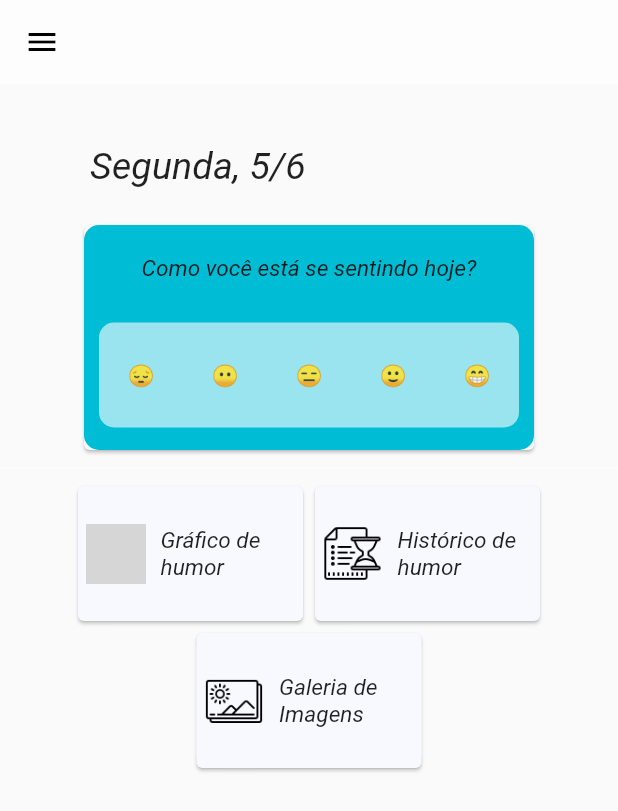
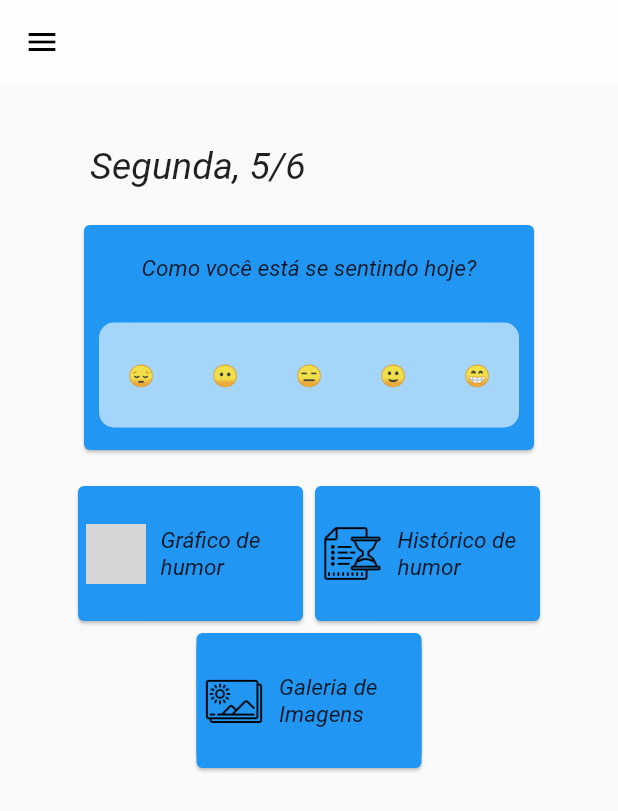
Before and after one commit to themaripool/INF1300-Trabalho, a Flutter app: the screen it shows after launch, on a phone screen of 412 x 824 dp. Shown: the top 811 px of the screen. Run offline on Flutter 3.47's test engine with Material 2 defaults, Android fonts, the phone set to English and light mode, and no system bars; drawn by our look-alikes of auto_size_text; our stand-ins replace flutter_mobx, mobx, splashscreen; missing offline and left inert: fcharts; generated files the repository leaves out were written again; Roboto replaces fonts that are missing (OpenSans); grey boxes are pictures that could not be loaded.

Commit message:
[ADD] Mobx on dark mode

```diff
--- a/inf1300_relax/lib/initial_view.dart
+++ b/inf1300_relax/lib/initial_view.dart
@@ -3,6 +3,9 @@ import 'package:flutter/material.dart';
 import 'secondPage.dart';
 import 'thirdPage.dart';
 import 'imagesPage.dart';
+import 'package:flutter_mobx/flutter_mobx.dart';
+import 'themeStore.dart';
+import 'package:provider/provider.dart';
 
 class MainPage extends StatefulWidget {
   MainPage({Key key, this.title}) : super(key: key);
@@ -13,33 +16,16 @@ class MainPage extends StatefulWidget {
   _MainPageState createState() => _MainPageState();
 }
 
+ bool isOn = false;
+
+
 class _MainPageState extends State<MainPage> {
-  int _selectedIndex = 0;
-  static const TextStyle optionStyle =
-      TextStyle(fontSize: 30, fontWeight: FontWeight.bold);
-  static const List<Widget> _widgetOptions = <Widget>[
-    Text(
-      'Index 0: Home',
-      style: optionStyle,
-    ),
-    Text(
-      'Index 1: Business',
-      style: optionStyle,
-    ),
-    Text(
-      'Index 2: School',
-      style: optionStyle,
-    ),
-  ];
-
-  void _onItemTapped(int index) {
-    setState(() {
-      _selectedIndex = index;
-    });
-  }
 
   @override
-  Widget build(BuildContext context) {
+  Widget build(BuildContext context){
+
+    ThemeStore themeStore = Provider.of<ThemeStore>(context);
+
     DateTime date = new DateTime.now();
 
     return Scaffold(
@@ -70,13 +56,12 @@ class _MainPageState extends State<MainPage> {
           Card(
               //shadowColor: Colors.black,
 
-              color: Color.fromRGBO(248, 248, 255, 1),
+              color: Colors.blue,//Color.fromRGBO(248, 248, 255, 1),
               child: Container(
                 width: 300,
                 height: 150,
                 decoration: new BoxDecoration(
-                    color: Theme.of(context)
-                        .accentColor, //Color.fromRGBO(248, 248, 255, 1),
+                    color: Colors.blue, //Theme.of(context).accentColor,
                     borderRadius: new BorderRadius.all(Radius.circular(10))),
                 child: Column(
                   children: <Widget>[
@@ -127,7 +112,7 @@ class _MainPageState extends State<MainPage> {
               )),
 
           Divider(
-            color: Colors.white,
+            color: Colors.transparent,
           ),
 
           // Row com cards clicaveis para grafico e historico
@@ -180,8 +165,27 @@ class _MainPageState extends State<MainPage> {
             _buildSideMenu(context, ImagesPage(), 'Ajustes'),
             new Divider(),
             _buildSideMenu(context, ImagesPage(), 'Sair'),
-            new Divider()
+            new Divider(),
 
+            new Row(
+              mainAxisAlignment: MainAxisAlignment.spaceBetween,
+              children: [
+
+                Padding(
+                  padding: const EdgeInsets.only(left: 15),
+                  child: Text("Ativar dark mode"),
+                ),
+
+                Switch(value: isOn, onChanged: (bool value){
+                  setState(() {
+                    isOn = value;
+                    themeStore.switchTheme();
+                  });},
+                  activeColor: Colors.green,
+                  activeTrackColor: Colors.lightGreenAccent,
+                )
+              ],
+            )
           ],
         ),
       ),
@@ -217,12 +221,12 @@ Widget _buildCardsInRow( BuildContext context, Widget page, String title, String
       },
       child: Card(
         //shadowColor: Colors.black,
-        color: Color.fromRGBO(248, 248, 255, 1),
+        color: Colors.blue,//Color.fromRGBO(248, 248, 255, 1),
         child: Container(
           width: 150,
           height: 90,
           decoration: new BoxDecoration(
-              color: Color.fromRGBO(248, 248, 255, 1),
+              color: Colors.blue, //Color.fromRGBO(248, 248, 255, 1),
               borderRadius: new BorderRadius.all(Radius.circular(10))),
           child: Row(
             mainAxisAlignment: MainAxisAlignment.spaceBetween,
--- a/inf1300_relax/lib/main.dart
+++ b/inf1300_relax/lib/main.dart
@@ -3,18 +3,33 @@ import 'package:flutter/cupertino.dart';
 import 'package:flutter/material.dart';
 import 'package:splashscreen/splashscreen.dart';
 import 'initial_view.dart';
+import 'package:flutter_mobx/flutter_mobx.dart';
+import 'themeStore.dart';
+import 'package:provider/provider.dart';
 
-void main() => runApp(MyApp());
+// void main() => runApp(MyApp());
+
+void main() {
+  runApp(
+    Provider(
+      create: (BuildContext context) => ThemeStore(),
+      child: MyApp(),
+    ));
+}
 
 class MyApp extends StatelessWidget {
   @override
   Widget build(BuildContext context) {
-    return MaterialApp(
-      title: 'Splash Screen',
-      theme: ThemeData(
-        primarySwatch: Colors.cyan,
-      ),
-      home: MyHomePage(title: 'Splash Screen Flutter'),
+
+    ThemeStore themeStore = Provider.of<ThemeStore>(context);
+
+    return Observer(
+      name: 'theme_store_observer',
+      builder: (BuildContext context) => MaterialApp(
+      title: 'Flutter Demo',
+      theme: themeStore.themeStore,
+      home: MyHomePage(title: 'Flutter Demo Home Page'),
+    )
     );
   }
 }
--- a/inf1300_relax/pubspec.yaml
+++ b/inf1300_relax/pubspec.yaml
@@ -23,6 +23,10 @@ dependencies:
   splashscreen: ^1.2.0
   fcharts: ^0.0.11
   auto_size_text: ^2.1.0
+  mobx: ^1.0.0
+  flutter_mobx: ^1.0.0
+  shared_preferences: ^0.5.6+3
+  provider: ^4.0.5
 
 
 
@@ -33,6 +37,8 @@ dependencies:
 dev_dependencies:
   flutter_test:
     sdk: flutter
+  build_runner: ^1.7.2
+  mobx_codegen: ^1.0.0
 
 # For information on the generic Dart part of this file, see the
 # following page: https://dart.dev/tools/pub/pubspec
```
Also changed, not shown: inf1300_relax/lib/configurationPage.dart (added, +94 -0 lines), inf1300_relax/lib/profilePage.dart (added, +95 -0 lines), inf1300_relax/lib/themeStore.dart (added, +22 -0 lines), inf1300_relax/lib/themeStore.g.dart (added), inf1300_relax/pubspec.lock.
